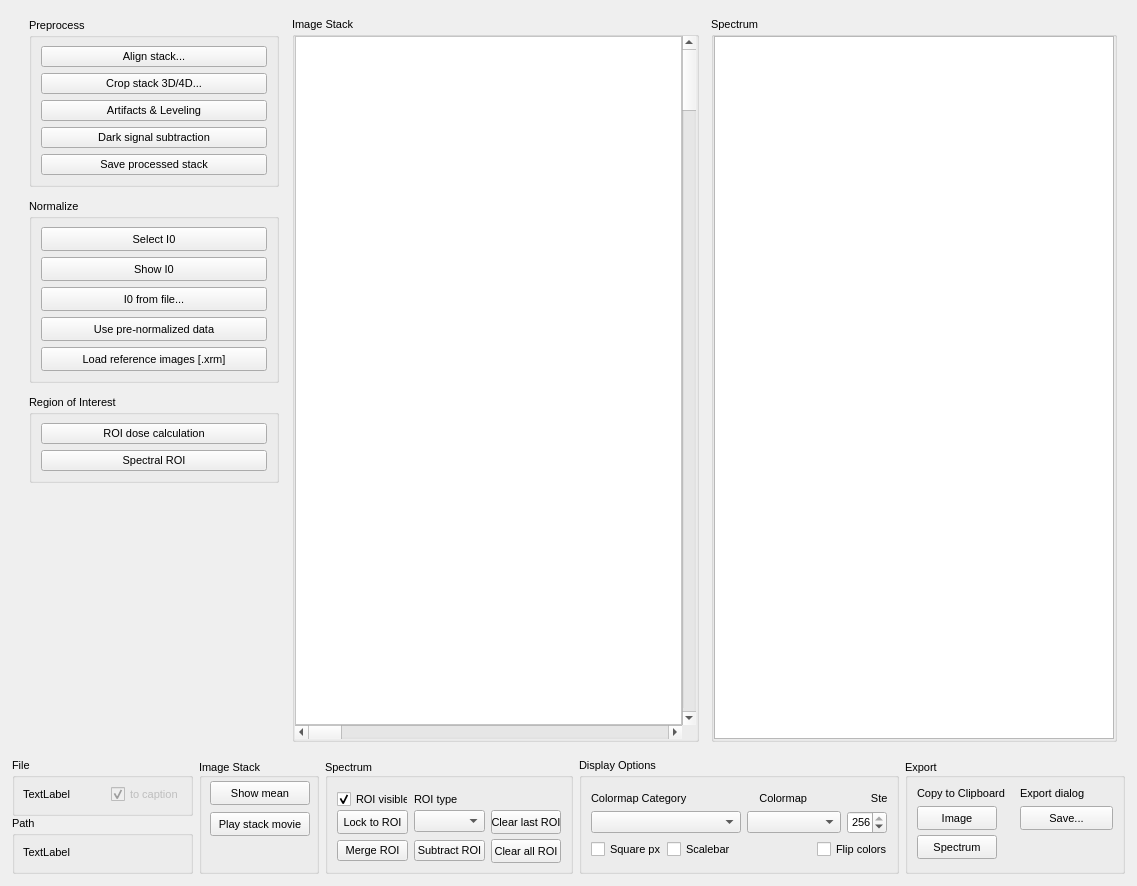
The window that mantis_xray/gui/pages/pagestack.ui (mlerotic/spectromicroscopy) describes before a commit, drawn with Qt 5.
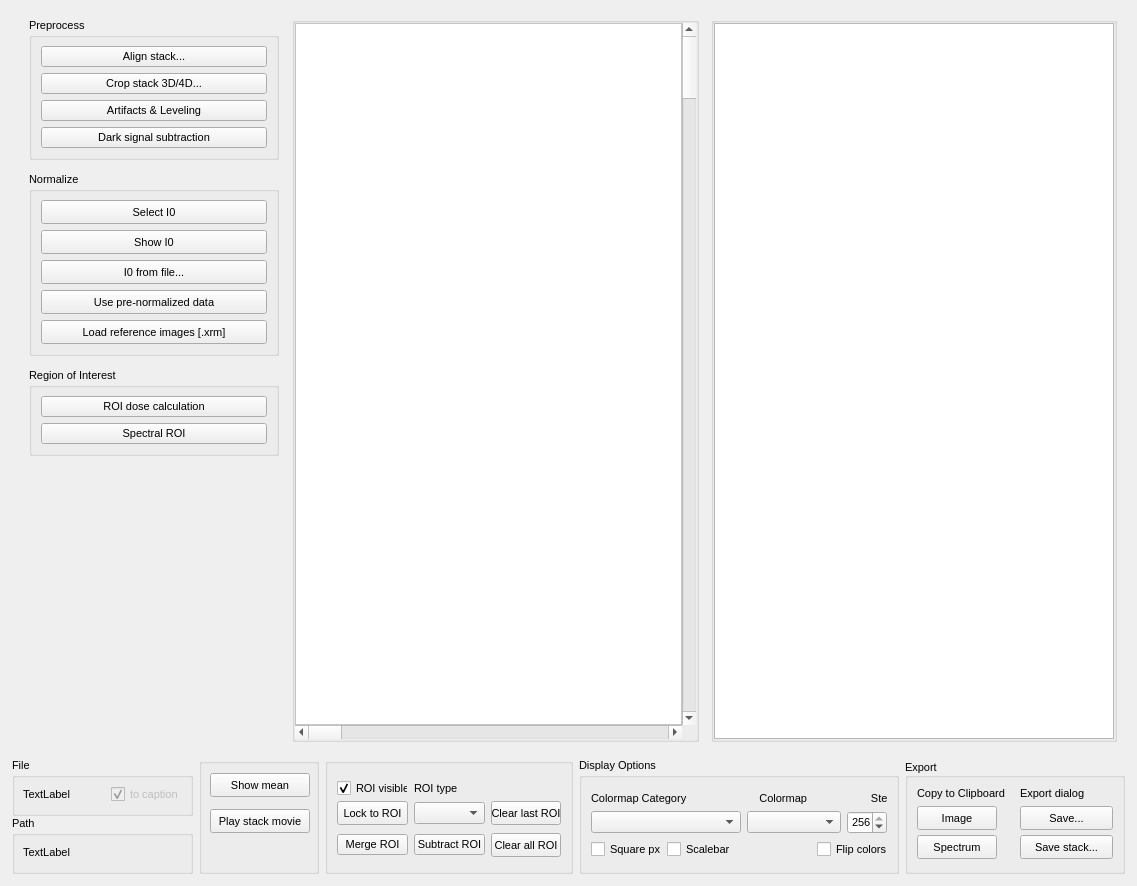
The same window after the commit. Custom widgets are drawn as their Qt base class.

```diff
--- a/mantis_xray/gui/pages/pagestack.ui
+++ b/mantis_xray/gui/pages/pagestack.ui
@@ -153,13 +153,6 @@
               </property>
              </widget>
             </item>
-            <item>
-             <widget class="QPushButton" name="button_savestack">
-              <property name="text">
-               <string>Save processed stack</string>
-              </property>
-             </widget>
-            </item>
            </layout>
           </widget>
          </item>
@@ -378,7 +371,7 @@
          </font>
         </property>
         <property name="title">
-         <string>Image Stack</string>
+         <string></string>
         </property>
         <layout class="QHBoxLayout" name="horizontalLayout_3">
          <property name="spacing">
@@ -500,7 +493,7 @@
          </font>
         </property>
         <property name="title">
-         <string>Spectrum</string>
+         <string></string>
         </property>
         <layout class="QHBoxLayout" name="horizontalLayout_5">
          <property name="spacing">
@@ -765,7 +758,7 @@
          </font>
         </property>
         <property name="title">
-         <string>Image Stack</string>
+         <string></string>
         </property>
         <property name="alignment">
          <set>Qt::AlignBottom|Qt::AlignLeading|Qt::AlignLeft</set>
@@ -883,7 +876,7 @@
          </font>
         </property>
         <property name="title">
-         <string>Spectrum</string>
+         <string></string>
         </property>
         <property name="alignment">
          <set>Qt::AlignBottom|Qt::AlignLeading|Qt::AlignLeft</set>
@@ -1449,6 +1442,19 @@
              </property>
             </widget>
            </item>
+            <item row="2" column="1">
+             <widget class="QPushButton" name="button_savestack">
+              <property name="minimumSize">
+               <size>
+                <width>0</width>
+                <height>24</height>
+               </size>
+              </property>
+              <property name="text">
+               <string>Save stack...</string>
+              </property>
+             </widget>
+            </item>
           </layout>
          </item>
          <item>
```
Lines whose indentation alone changed are shown as unchanged.
